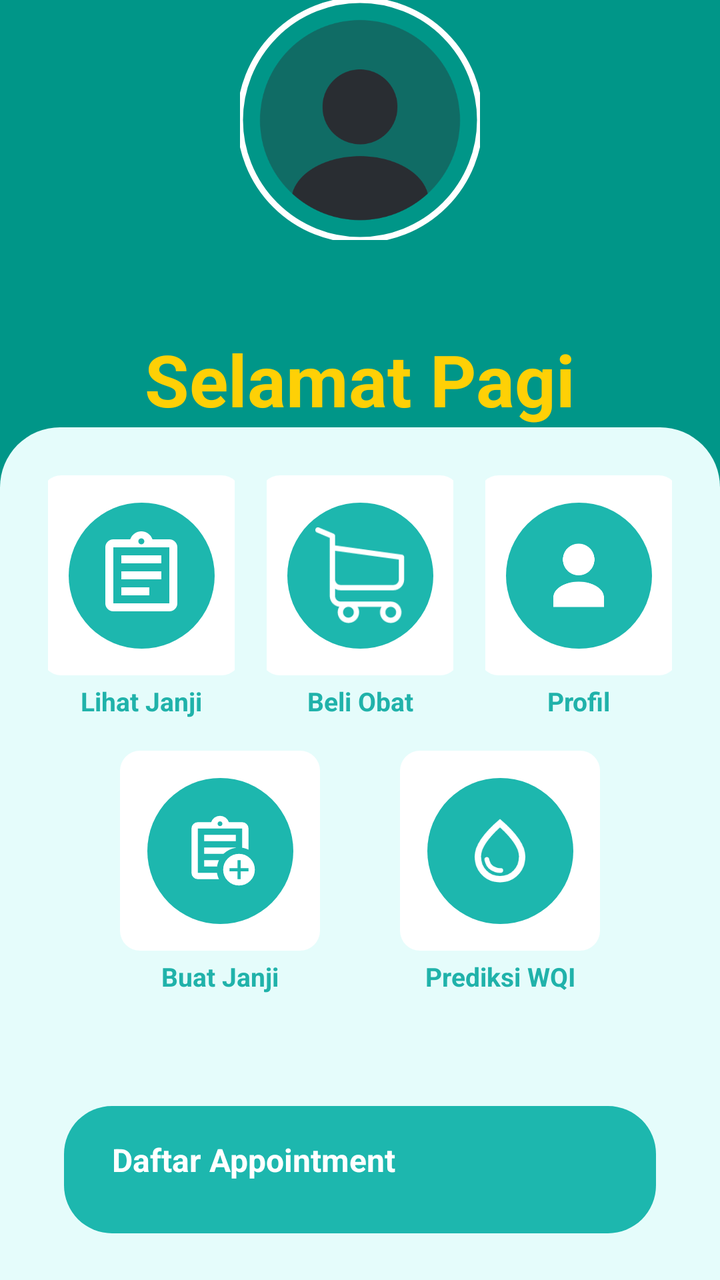
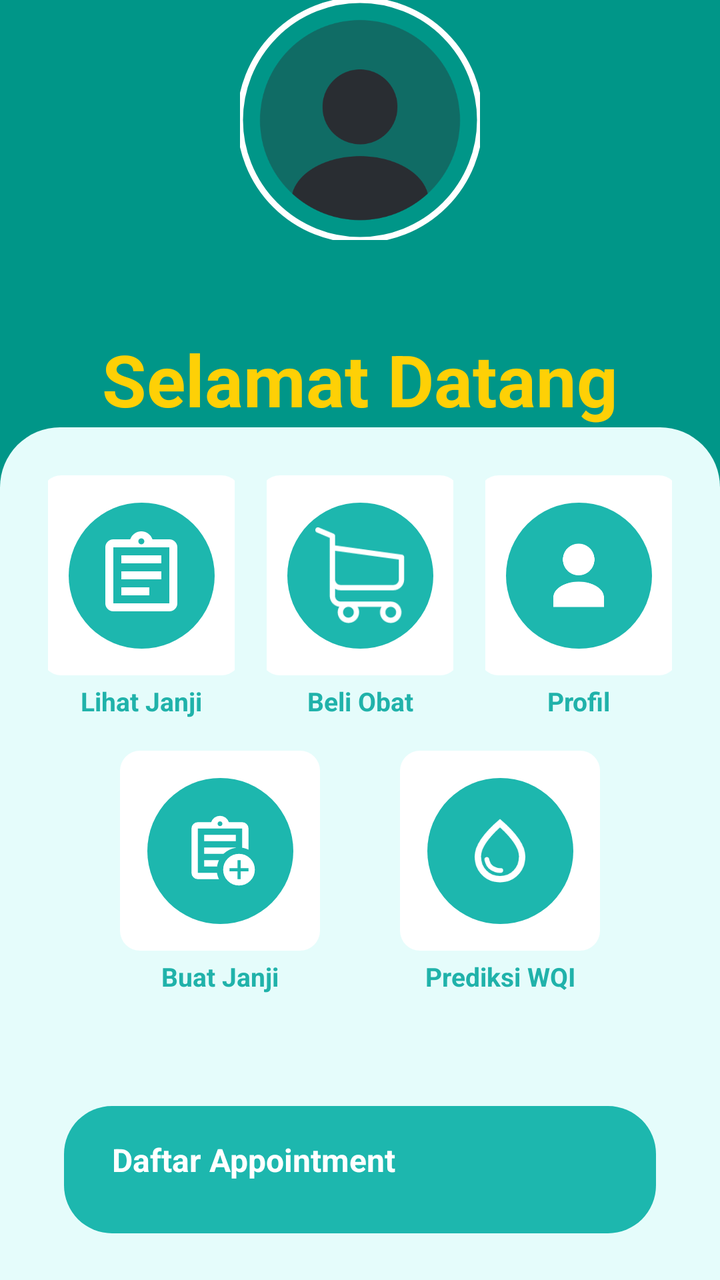

Compare the two renders of this Android layout. The source of the first and the diff that turns it into the second are given below.
<!-- AndroidManifest.xml: application theme Theme.MedEase -->
<!-- res/layout/fragment_dashboard.xml -->
<?xml version="1.0" encoding="utf-8"?>
<androidx.constraintlayout.widget.ConstraintLayout xmlns:android="http://schemas.android.com/apk/res/android"
    xmlns:app="http://schemas.android.com/apk/res-auto"
    xmlns:tools="http://schemas.android.com/tools"
    android:id="@+id/main"
    android:layout_width="match_parent"
    android:layout_height="match_parent"
    android:background="#009688"
    tools:context=".MainActivity">

    
    <com.google.android.material.imageview.ShapeableImageView
        android:id="@+id/profileImage"
        android:layout_width="120dp"
        android:layout_height="120dp"
        android:scaleType="centerCrop"
        android:src="@drawable/profil"
        app:shapeAppearanceOverlay="@style/CircleImageStyle"
        app:strokeColor="@color/white"
        app:strokeWidth="3dp"
        app:layout_constraintTop_toTopOf="parent"
        app:layout_constraintStart_toStartOf="parent"
        app:layout_constraintEnd_toEndOf="parent"
        app:layout_constraintVertical_bias="0.06" />

    <TextView
        android:id="@+id/txtNamaUser"
        android:layout_width="wrap_content"
        android:layout_height="wrap_content"
        android:textColor="#FFFFFF"
        android:textSize="22sp"
        android:textStyle="bold"
        android:layout_marginTop="12dp"
        app:layout_constraintTop_toBottomOf="@id/profileImage"
        app:layout_constraintStart_toStartOf="@id/profileImage"
        app:layout_constraintEnd_toEndOf="@id/profileImage" />

    <TextView
        android:id="@+id/textView2"
        android:layout_width="wrap_content"
        android:layout_height="wrap_content"
        android:text="Selamat Pagi"
        android:textColor="#FED006"
        android:textSize="36sp"
        android:textStyle="bold"
        android:layout_marginTop="4dp"
        app:layout_constraintTop_toBottomOf="@id/txtNamaUser"
        app:layout_constraintStart_toStartOf="@id/txtNamaUser"
        app:layout_constraintEnd_toEndOf="@id/txtNamaUser" />

    
    <androidx.constraintlayout.widget.ConstraintLayout
        android:id="@+id/bottomContainer"
        android:layout_width="match_parent"
        android:layout_height="0dp"
        android:background="@drawable/bottom_background_light_green"
        app:layout_constraintTop_toBottomOf="@id/textView2"
        app:layout_constraintBottom_toBottomOf="parent">

        
        <androidx.core.widget.NestedScrollView
            android:layout_width="match_parent"
            android:layout_height="match_parent"
            android:fillViewport="true">

            <LinearLayout
                android:layout_width="match_parent"
                android:layout_height="wrap_content"
                android:orientation="vertical"
                android:paddingBottom="24dp">

                
                <GridLayout
                    android:id="@+id/gridMenu"
                    android:layout_width="match_parent"
                    android:layout_height="wrap_content"
                    android:columnCount="3"
                    android:padding="16dp">

                    
                    <LinearLayout
                        android:layout_width="0dp"
                        android:layout_height="wrap_content"
                        android:layout_columnWeight="1"
                        android:orientation="vertical"
                        android:gravity="center"
                        android:padding="8dp">

                        <androidx.constraintlayout.widget.ConstraintLayout
                            android:id="@+id/cardLihatKonsultasi"
                            android:layout_width="100dp"
                            android:layout_height="100dp"
                            android:background="@drawable/white_btn_background"
                            android:clickable="true"
                            android:focusable="true">

                            <ImageView
                                android:id="@+id/bgIcon"
                                android:layout_width="wrap_content"
                                android:layout_height="wrap_content"
                                app:layout_constraintTop_toTopOf="parent"
                                app:layout_constraintBottom_toBottomOf="parent"
                                app:layout_constraintStart_toStartOf="parent"
                                app:layout_constraintEnd_toEndOf="parent"
                                app:srcCompat="@drawable/circle_green" />

                            <ImageView
                                android:layout_width="48dp"
                                android:layout_height="48dp"
                                app:layout_constraintTop_toTopOf="parent"
                                app:layout_constraintBottom_toBottomOf="parent"
                                app:layout_constraintStart_toStartOf="parent"
                                app:layout_constraintEnd_toEndOf="parent"
                                app:srcCompat="@drawable/list_konsul"
                                app:tint="@color/white" />
                        </androidx.constraintlayout.widget.ConstraintLayout>

                        <TextView
                            android:layout_width="match_parent"
                            android:layout_height="wrap_content"
                            android:text="Lihat Janji"
                            android:textAlignment="center"
                            android:textStyle="bold"
                            android:textSize="13sp"
                            android:textColor="@color/teal_400"
                            android:paddingTop="4dp" />
                    </LinearLayout>

                    
                    <LinearLayout
                        android:layout_width="0dp"
                        android:layout_height="wrap_content"
                        android:layout_columnWeight="1"
                        android:orientation="vertical"
                        android:gravity="center"
                        android:padding="8dp">

                        <androidx.constraintlayout.widget.ConstraintLayout
                            android:id="@+id/cardBeliObat"
                            android:layout_width="100dp"
                            android:layout_height="100dp"
                            android:background="@drawable/white_btn_background"
                            android:clickable="true"
                            android:focusable="true">

                            <ImageView
                                android:id="@+id/bgIcon2"
                                android:layout_width="wrap_content"
                                android:layout_height="wrap_content"
                                app:layout_constraintTop_toTopOf="parent"
                                app:layout_constraintBottom_toBottomOf="parent"
                                app:layout_constraintStart_toStartOf="parent"
                                app:layout_constraintEnd_toEndOf="parent"
                                app:srcCompat="@drawable/circle_green" />

                            <ImageView
                                android:layout_width="48dp"
                                android:layout_height="48dp"
                                app:layout_constraintTop_toTopOf="parent"
                                app:layout_constraintBottom_toBottomOf="parent"
                                app:layout_constraintStart_toStartOf="parent"
                                app:layout_constraintEnd_toEndOf="parent"
                                app:srcCompat="@drawable/btn_1"
                                app:tint="@color/white" />
                        </androidx.constraintlayout.widget.ConstraintLayout>

                        <TextView
                            android:layout_width="match_parent"
                            android:layout_height="wrap_content"
                            android:text="Beli Obat"
                            android:textAlignment="center"
                            android:textStyle="bold"
                            android:textSize="13sp"
                            android:textColor="@color/teal_400"
                            android:paddingTop="4dp" />
                    </LinearLayout>

                    
                    <LinearLayout
                        android:layout_width="0dp"
                        android:layout_height="wrap_content"
                        android:layout_columnWeight="1"
                        android:orientation="vertical"
                        android:gravity="center"
                        android:padding="8dp">

                        <androidx.constraintlayout.widget.ConstraintLayout
                            android:id="@+id/cardProfil"
                            android:layout_width="100dp"
                            android:layout_height="100dp"
                            android:background="@drawable/white_btn_background"
                            android:clickable="true"
                            android:focusable="true">

                            <ImageView
                                android:layout_width="wrap_content"
                                android:layout_height="wrap_content"
                                app:layout_constraintTop_toTopOf="parent"
                                app:layout_constraintBottom_toBottomOf="parent"
                                app:layout_constraintStart_toStartOf="parent"
                                app:layout_constraintEnd_toEndOf="parent"
                                app:srcCompat="@drawable/circle_green" />

                            <ImageView
                                android:layout_width="38dp"
                                android:layout_height="46dp"
                                app:layout_constraintTop_toTopOf="parent"
                                app:layout_constraintBottom_toBottomOf="parent"
                                app:layout_constraintStart_toStartOf="parent"
                                app:layout_constraintEnd_toEndOf="parent"
                                app:srcCompat="@drawable/ic_person"
                                app:tint="@color/white" />
                        </androidx.constraintlayout.widget.ConstraintLayout>

                        <TextView
                            android:layout_width="match_parent"
                            android:layout_height="wrap_content"
                            android:text="Profil"
                            android:textAlignment="center"
                            android:textStyle="bold"
                            android:textSize="13sp"
                            android:textColor="@color/teal_400"
                            android:paddingTop="4dp" />
                    </LinearLayout>

                    
                    
                    <LinearLayout
                        android:layout_width="match_parent"
                        android:layout_height="wrap_content"
                        android:layout_columnSpan="3"
                        android:orientation="horizontal"
                        android:gravity="center">

                        
                        <LinearLayout
                            android:layout_width="140dp"
                            android:layout_height="wrap_content"
                            android:orientation="vertical"
                            android:gravity="center"
                            android:padding="8dp">

                            <androidx.constraintlayout.widget.ConstraintLayout
                                android:id="@+id/cardBuatJanji"
                                android:layout_width="100dp"
                                android:layout_height="100dp"
                                android:background="@drawable/white_btn_background"
                                android:clickable="true"
                                android:focusable="true">

                                <ImageView
                                    android:layout_width="wrap_content"
                                    android:layout_height="wrap_content"
                                    app:layout_constraintTop_toTopOf="parent"
                                    app:layout_constraintBottom_toBottomOf="parent"
                                    app:layout_constraintStart_toStartOf="parent"
                                    app:layout_constraintEnd_toEndOf="parent"
                                    app:srcCompat="@drawable/circle_green" />

                                <ImageView
                                    android:layout_width="38dp"
                                    android:layout_height="46dp"
                                    app:layout_constraintTop_toTopOf="parent"
                                    app:layout_constraintBottom_toBottomOf="parent"
                                    app:layout_constraintStart_toStartOf="parent"
                                    app:layout_constraintEnd_toEndOf="parent"
                                    app:srcCompat="@drawable/tambah_appointment"
                                    app:tint="@color/white" />
                            </androidx.constraintlayout.widget.ConstraintLayout>

                            <TextView
                                android:layout_width="match_parent"
                                android:layout_height="wrap_content"
                                android:text="Buat Janji"
                                android:textAlignment="center"
                                android:textStyle="bold"
                                android:textSize="13sp"
                                android:textColor="@color/teal_400"
                                android:paddingTop="4dp" />
                        </LinearLayout>

                        
                        <LinearLayout
                            android:layout_width="140dp"
                            android:layout_height="wrap_content"
                            android:orientation="vertical"
                            android:gravity="center"
                            android:padding="8dp">

                            <androidx.constraintlayout.widget.ConstraintLayout
                                android:id="@+id/cardPrediksiWQI"
                                android:layout_width="100dp"
                                android:layout_height="100dp"
                                android:background="@drawable/white_btn_background"
                                android:clickable="true"
                                android:focusable="true">

                                <ImageView
                                    android:layout_width="wrap_content"
                                    android:layout_height="wrap_content"
                                    app:layout_constraintTop_toTopOf="parent"
                                    app:layout_constraintBottom_toBottomOf="parent"
                                    app:layout_constraintStart_toStartOf="parent"
                                    app:layout_constraintEnd_toEndOf="parent"
                                    app:srcCompat="@drawable/circle_green" />

                                <ImageView
                                    android:layout_width="38dp"
                                    android:layout_height="46dp"
                                    app:layout_constraintTop_toTopOf="parent"
                                    app:layout_constraintBottom_toBottomOf="parent"
                                    app:layout_constraintStart_toStartOf="parent"
                                    app:layout_constraintEnd_toEndOf="parent"
                                    app:srcCompat="@drawable/water_drop_24px"
                                    app:tint="@color/white" />
                            </androidx.constraintlayout.widget.ConstraintLayout>

                            <TextView
                                android:layout_width="match_parent"
                                android:layout_height="wrap_content"
                                android:text="Prediksi WQI"
                                android:textAlignment="center"
                                android:textStyle="bold"
                                android:textSize="13sp"
                                android:textColor="@color/teal_400"
                                android:paddingTop="4dp" />
                        </LinearLayout>

                    </LinearLayout>




                    
                    <View
                        android:layout_width="0dp"
                        android:layout_height="0dp"
                        android:layout_columnWeight="1" />

                </GridLayout>

                
                <androidx.constraintlayout.widget.ConstraintLayout
                    android:id="@+id/bannerContainer"
                    android:layout_width="match_parent"
                    android:layout_height="wrap_content"
                    android:layout_margin="32dp"
                    android:paddingHorizontal="24dp"
                    android:paddingVertical="16dp"
                    android:background="@drawable/green_banner_background">


                <TextView
                        android:id="@+id/textView4"
                        android:layout_width="wrap_content"
                        android:layout_height="wrap_content"
                        android:text="Daftar Appointment"
                        android:textColor="#FFFFFF"
                        android:textStyle="bold"
                        android:textSize="16sp"
                        app:layout_constraintTop_toTopOf="parent"
                        app:layout_constraintStart_toStartOf="parent" />

                    
                    <androidx.recyclerview.widget.RecyclerView
                        android:id="@+id/rvAppointments"
                        android:layout_width="0dp"
                        android:layout_height="wrap_content"
                        android:paddingTop="10dp"
                        android:nestedScrollingEnabled="false"
                        app:layout_constraintTop_toBottomOf="@id/textView4"
                        app:layout_constraintStart_toStartOf="parent"
                        app:layout_constraintEnd_toEndOf="parent" />


                    
                    <TextView
                        android:id="@+id/tvNoAppointments"
                        android:layout_width="wrap_content"
                        android:layout_height="wrap_content"
                        android:text="Tidak ada appointment hari ini"
                        android:textColor="#FFFFFF"
                        android:visibility="gone"
                        app:layout_constraintTop_toBottomOf="@id/textView4"
                        app:layout_constraintStart_toStartOf="parent"
                        app:layout_constraintEnd_toEndOf="parent" />

                </androidx.constraintlayout.widget.ConstraintLayout>


            </LinearLayout>
        </androidx.core.widget.NestedScrollView>

    </androidx.constraintlayout.widget.ConstraintLayout>

</androidx.constraintlayout.widget.ConstraintLayout>
<!-- resources referenced by this layout -->
<resources>
  <color name="teal_400">#20B2AA</color>
  <color name="white">#FFFFFF</color>
  <!-- drawable bottom_background_light_green (drawable) -->
  <?xml version="1.0" encoding="utf-8"?>
  <selector xmlns:android="http://schemas.android.com/apk/res/android">
  <item>
      <shape android:shape="rectangle">
          <solid android:color="#E5FCFB"/>
          <corners android:topLeftRadius="30dp" android:topRightRadius="30dp"/>
      </shape>
  </item>
  </selector>
  <!-- drawable circle_green (drawable) -->
  <?xml version="1.0" encoding="utf-8"?>
  <shape xmlns:android="http://schemas.android.com/apk/res/android"
      android:shape="oval">
  
      
      <solid android:color="#00897B" /> 
  
      
  
  
  
  
  </shape>
  <!-- drawable green_banner_background (drawable) -->
  <?xml version="1.0" encoding="utf-8"?>
  <selector xmlns:android="http://schemas.android.com/apk/res/android">
  <item>
      <shape android:shape="rectangle">
          <solid android:color="#1DB7AE"/>
          <corners android:radius="24dp"/>
      </shape>
  </item>
  </selector>
  <!-- drawable ic_person (drawable) -->
  <vector xmlns:android="http://schemas.android.com/apk/res/android"
      android:width="100dp"
      android:height="100dp"
      android:viewportWidth="24"
      android:viewportHeight="24">
      <path
          android:fillColor="#FF757575"
          android:pathData="M12,12a5,5 0,1 0,0 -10,5,5 0,0 0,0 10zm0,2c-4.33,0 -8,2.17 -8,5v3h16v-3c0,-2.83 -3.67,-5 -8,-5z"/>
  </vector>
  <!-- drawable water_drop_24px (drawable-hdpi) -->
  <vector xmlns:android="http://schemas.android.com/apk/res/android"
      android:width="24dp"
      android:height="24dp"
      android:viewportWidth="960"
      android:viewportHeight="960"
      android:tint="?attr/colorControlNormal">
    <path
        android:fillColor="@android:color/white"
        android:pathData="M491,760Q503,759 511.5,750.5Q520,742 520,730Q520,716 511,707.5Q502,699 488,700Q447,703 401,677.5Q355,652 343,585Q341,574 332.5,567Q324,560 313,560Q299,560 290,570.5Q281,581 284,595Q301,686 364,725Q427,764 491,760ZM480,880Q343,880 251.5,786Q160,692 160,552Q160,452 239.5,334.5Q319,217 480,80Q641,217 720.5,334.5Q800,452 800,552Q800,692 708.5,786Q617,880 480,880ZM480,800Q584,800 652,729.5Q720,659 720,552Q720,479 659.5,387Q599,295 480,186Q361,295 300.5,387Q240,479 240,552Q240,659 308,729.5Q376,800 480,800ZM480,480Q480,480 480,480Q480,480 480,480Q480,480 480,480Q480,480 480,480Q480,480 480,480Q480,480 480,480Q480,480 480,480Q480,480 480,480Z"/>
  </vector>
  <!-- drawable white_btn_background (drawable) -->
  <?xml version="1.0" encoding="utf-8"?>
  <selector xmlns:android="http://schemas.android.com/apk/res/android">
  <item>
      <shape android:shape="rectangle">
          <corners android:radius="10dp"/>
          <solid android:color="#ffffff"/>
      </shape>
  </item>
  </selector>
  <style name="CircleImageStyle">
          <item name="cornerFamily">rounded</item>
          <item name="cornerSize">50%</item>
      </style>
  <style name="Theme.MedEase" parent="Base.Theme.MedEase" />
  <style name="Base.Theme.MedEase" parent="Theme.Material3.DayNight.NoActionBar">
          
          
      </style>
  <!-- unchanged entries left out for length: 4 -->
</resources>

<!-- the commit's change to res/layout/fragment_dashboard.xml (unified diff, before → after) -->
@@ -39,7 +39,7 @@
         android:id="@+id/textView2"
         android:layout_width="wrap_content"
         android:layout_height="wrap_content"
-        android:text="Selamat Pagi"
+        android:text="Selamat Datang"
         android:textColor="#FED006"
         android:textSize="36sp"
         android:textStyle="bold"
